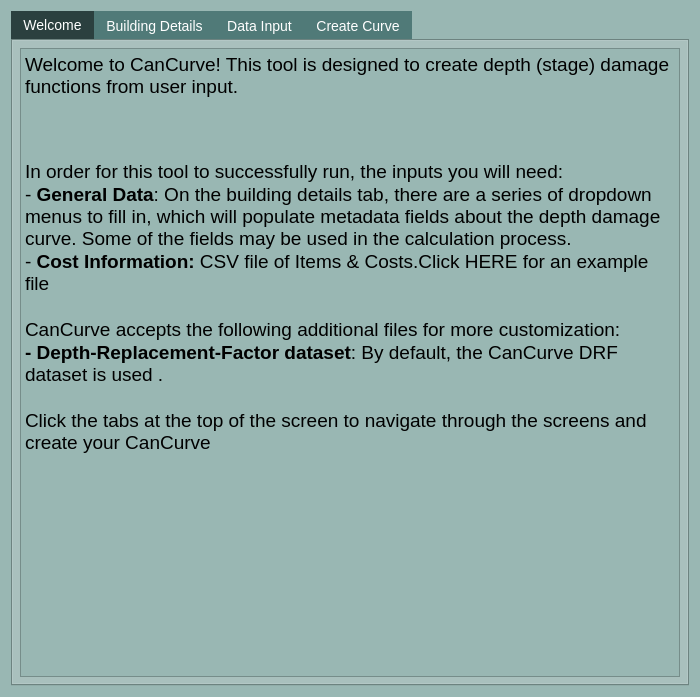
The window that cancurve/cc_dialog.ui (NRCan/CanCurve) describes before a commit, drawn with Qt 5.
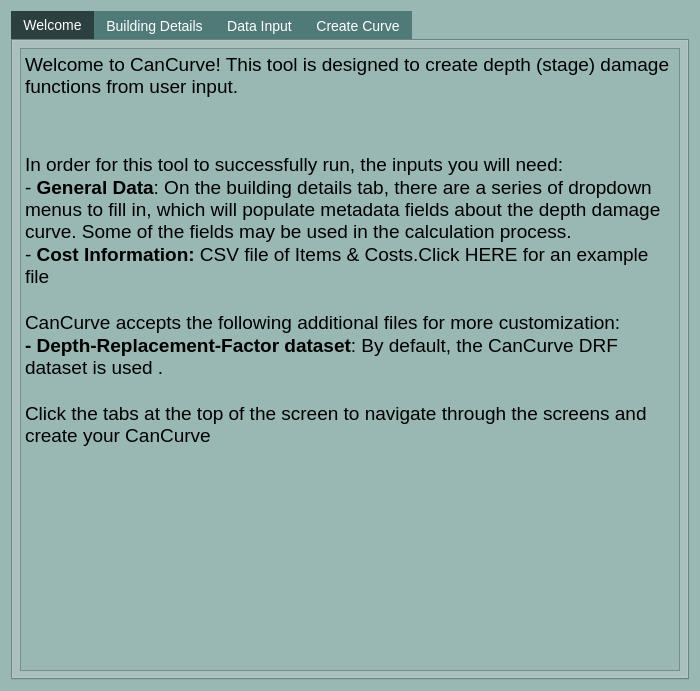
The same window after the commit. Icons and pictures are not drawn.

Patch:
```diff
--- a/cancurve/cc_dialog.ui
+++ b/cancurve/cc_dialog.ui
@@ -7,7 +7,7 @@
     <x>0</x>
     <y>0</y>
     <width>700</width>
-    <height>697</height>
+    <height>691</height>
    </rect>
   </property>
   <property name="palette">
@@ -151,7 +151,7 @@
 &lt;/style&gt;&lt;/head&gt;&lt;body style=&quot; font-family:'MS Shell Dlg 2'; font-size:14px; font-weight:400; font-style:normal;&quot;&gt;
 &lt;p style=&quot; margin-top:0px; margin-bottom:0px; margin-left:0px; margin-right:0px; -qt-block-indent:0; text-indent:0px;&quot;&gt;&lt;span style=&quot; font-size:14pt;&quot;&gt;Welcome to CanCurve! This tool is designed to create depth (stage) damage functions from user input.&lt;/span&gt;&lt;/p&gt;
 &lt;p align=&quot;center&quot; style=&quot; margin-top:0px; margin-bottom:0px; margin-left:0px; margin-right:0px; -qt-block-indent:0; text-indent:0px;&quot;&gt;&lt;img src=&quot;:/plugins/cancurve/img/icon.png&quot; /&gt;&lt;/p&gt;
-&lt;p align=&quot;center&quot; style=&quot;-qt-paragraph-type:empty; margin-top:0px; margin-bottom:0px; margin-left:0px; margin-right:0px; -qt-block-indent:0; text-indent:0px; font-size:14pt;&quot;&gt;&lt;br /&gt;&lt;/p&gt;
+&lt;p align=&quot;center&quot; style=&quot;-qt-paragraph-type:empty; margin-top:0px; margin-bottom:0px; margin-left:0px; margin-right:0px; -qt-block-indent:0; text-indent:0px;&quot;&gt;&lt;br /&gt;&lt;/p&gt;
 &lt;p align=&quot;center&quot; style=&quot;-qt-paragraph-type:empty; margin-top:0px; margin-bottom:0px; margin-left:0px; margin-right:0px; -qt-block-indent:0; text-indent:0px; font-size:14pt;&quot;&gt;&lt;br /&gt;&lt;/p&gt;
 &lt;p style=&quot; margin-top:0px; margin-bottom:0px; margin-left:0px; margin-right:0px; -qt-block-indent:0; text-indent:0px;&quot;&gt;&lt;span style=&quot; font-size:14pt;&quot;&gt;In order for this tool to successfully run, the inputs you will need:&lt;/span&gt;&lt;/p&gt;
 &lt;p style=&quot; margin-top:0px; margin-bottom:0px; margin-left:0px; margin-right:0px; -qt-block-indent:0; text-indent:0px;&quot;&gt;&lt;span style=&quot; font-size:14pt;&quot;&gt;- &lt;/span&gt;&lt;span style=&quot; font-size:14pt; font-weight:600;&quot;&gt;General Data&lt;/span&gt;&lt;span style=&quot; font-size:14pt;&quot;&gt;: On the building details tab, there are a series of dropdown menus to fill in, which will populate metadata fields about the depth damage curve. Some of the fields may be used in the calculation process.&lt;/span&gt;&lt;/p&gt;
```
Left out of the diff: 3 changed lines with no effect on the pictures.
